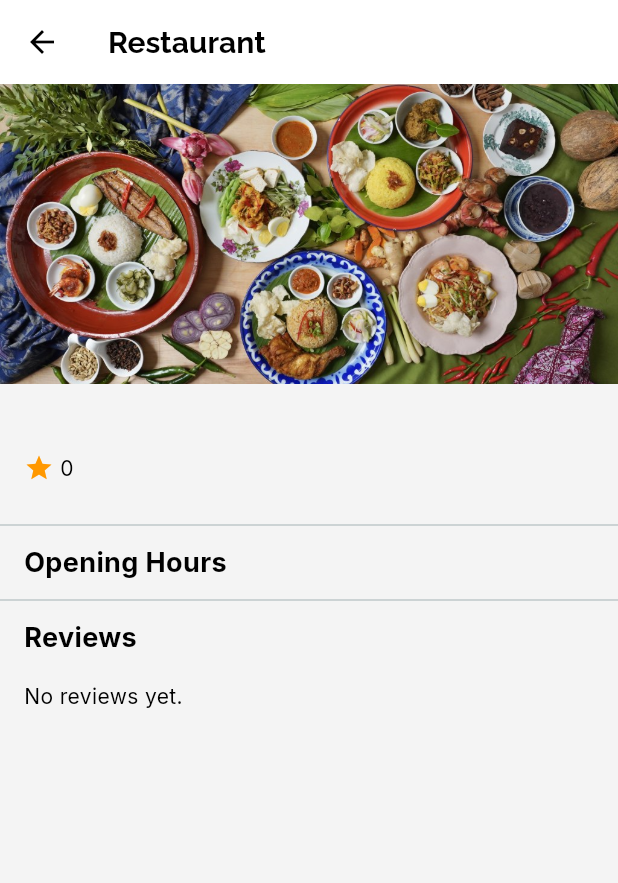
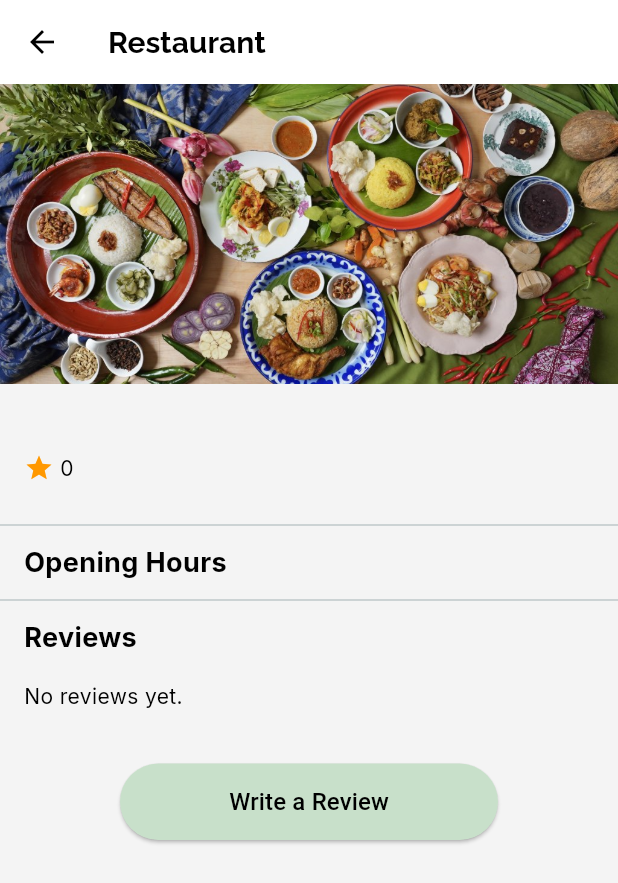
Before and after one commit to Peiyinzz/FoodiesFind, a Flutter app: the RestaurantDetailPage screen opened directly with empty values, on a phone screen of 412 x 824 dp. Shown: the top 883 px of the screen. Run offline on Flutter 3.47's test engine with Material 3 defaults, Android fonts, the light colour scheme and no system bars; our stand-ins replace animated_text_kit, cloud_firestore, firebase_auth, firebase_core, firebase_storage, google_fonts and 3 more; accounts and stored records are empty; network calls fail.

Commit message:
Added review button, modify images path and debug image_picker

```diff
--- a/foodiesfind_final/lib/screens/restaurant_detail.dart
+++ b/foodiesfind_final/lib/screens/restaurant_detail.dart
@@ -2,7 +2,7 @@ import 'package:flutter/material.dart';
 import 'package:cloud_firestore/cloud_firestore.dart';
 
 class RestaurantDetailPage extends StatelessWidget {
-  final String restaurantId; // Firestore doc ID (placeId)
+  final String restaurantId;
   const RestaurantDetailPage({Key? key, required this.restaurantId})
     : super(key: key);
 
@@ -16,7 +16,9 @@ class RestaurantDetailPage extends StatelessWidget {
         foregroundColor: Colors.black,
         elevation: 0,
       ),
-      body: FutureBuilder<DocumentSnapshot>(
+      body: Stack(
+        children: [
+          FutureBuilder<DocumentSnapshot>(
             future:
                 FirebaseFirestore.instance
                     .collection('restaurants')
@@ -37,10 +39,7 @@ class RestaurantDetailPage extends StatelessWidget {
                 return const Center(child: Text('Restaurant not found.'));
               }
 
-          // Convert doc to a Map
               final data = doc.data() as Map<String, dynamic>;
-
-          // Extract fields
               final name = data['name'] ?? 'Unnamed';
               final rating = data['rating']?.toString() ?? '-';
               final address = data['address'] ?? '';
@@ -48,12 +47,15 @@ class RestaurantDetailPage extends StatelessWidget {
               final openingHours = data['openingHours'] as List<dynamic>? ?? [];
               final types = data['types'] as List<dynamic>? ?? [];
 
-          return SingleChildScrollView(
+              return Padding(
+                padding: const EdgeInsets.only(
+                  bottom: 70,
+                ), // Leave space for button
+                child: SingleChildScrollView(
                   padding: const EdgeInsets.only(bottom: 16),
                   child: Column(
                     crossAxisAlignment: CrossAxisAlignment.start,
                     children: [
-                // Placeholder image at the top
                       Image.asset(
                         'assets/images/Mews-cafe-food-pic-2020.jpg',
                         width: double.infinity,
@@ -61,8 +63,6 @@ class RestaurantDetailPage extends StatelessWidget {
                         fit: BoxFit.cover,
                       ),
                       const SizedBox(height: 8),
-
-                // Restaurant name
                       Padding(
                         padding: const EdgeInsets.symmetric(horizontal: 16),
                         child: Text(
@@ -74,36 +74,32 @@ class RestaurantDetailPage extends StatelessWidget {
                         ),
                       ),
                       const SizedBox(height: 4),
-
-                // Rating
                       Padding(
                         padding: const EdgeInsets.symmetric(horizontal: 16),
                         child: Row(
                           children: [
-                      const Icon(Icons.star, color: Colors.orange, size: 20),
+                            const Icon(
+                              Icons.star,
+                              color: Colors.orange,
+                              size: 20,
+                            ),
                             const SizedBox(width: 4),
                             Text(rating),
                           ],
                         ),
                       ),
                       const SizedBox(height: 8),
-
-                // Address
                       if (address.isNotEmpty)
                         Padding(
                           padding: const EdgeInsets.symmetric(horizontal: 16),
                           child: Text(address),
                         ),
                       const SizedBox(height: 8),
-
-                // Phone
                       if (phone.isNotEmpty)
                         Padding(
                           padding: const EdgeInsets.symmetric(horizontal: 16),
                           child: Text('Phone: $phone'),
                         ),
-
-                // Types
                       if (types.isNotEmpty)
                         Padding(
                           padding: const EdgeInsets.symmetric(
@@ -112,15 +108,15 @@ class RestaurantDetailPage extends StatelessWidget {
                           ),
                           child: Text('Types: ${types.join(', ')}'),
                         ),
-
                       const Divider(height: 24),
-
-                // Opening Hours
-                Padding(
-                  padding: const EdgeInsets.symmetric(horizontal: 16),
-                  child: const Text(
+                      const Padding(
+                        padding: EdgeInsets.symmetric(horizontal: 16),
+                        child: Text(
                           'Opening Hours',
-                    style: TextStyle(fontSize: 18, fontWeight: FontWeight.bold),
+                          style: TextStyle(
+                            fontSize: 18,
+                            fontWeight: FontWeight.bold,
+                          ),
                         ),
                       ),
                       for (final dayLine in openingHours) ...[
@@ -132,28 +128,60 @@ class RestaurantDetailPage extends StatelessWidget {
                           child: Text(dayLine.toString()),
                         ),
                       ],
-
                       const Divider(height: 24),
-
-                // Reviews section
-                Padding(
-                  padding: const EdgeInsets.symmetric(horizontal: 16),
-                  child: const Text(
+                      const Padding(
+                        padding: EdgeInsets.symmetric(horizontal: 16),
+                        child: Text(
                           'Reviews',
-                    style: TextStyle(fontSize: 18, fontWeight: FontWeight.bold),
+                          style: TextStyle(
+                            fontSize: 18,
+                            fontWeight: FontWeight.bold,
+                          ),
                         ),
                       ),
                       ReviewsList(restaurantId: restaurantId),
                     ],
                   ),
+                ),
               );
             },
+          ),
+
+          // Fixed Button
+          Positioned(
+            left: 80,
+            right: 80,
+            bottom: 16,
+            child: ElevatedButton(
+              onPressed: () {
+                Navigator.pushNamed(
+                  context,
+                  '/reviewform',
+                  arguments: {'restaurantId': restaurantId},
+                );
+              },
+              style: ElevatedButton.styleFrom(
+                backgroundColor: Color(0xFFC8E0CA),
+                padding: const EdgeInsets.symmetric(
+                  horizontal: 26,
+                  vertical: 14,
+                ),
+                shape: RoundedRectangleBorder(
+                  borderRadius: BorderRadius.circular(60),
+                ),
+              ),
+              child: const Text(
+                'Write a Review',
+                style: TextStyle(fontSize: 16, color: Colors.black),
+              ),
+            ),
+          ),
+        ],
       ),
     );
   }
 }
 
-// Separate widget for the reviews subcollection
 class ReviewsList extends StatelessWidget {
   final String restaurantId;
   const ReviewsList({Key? key, required this.restaurantId}) : super(key: key);
@@ -191,7 +219,6 @@ class ReviewsList extends StatelessWidget {
         }
 
         return ListView.builder(
-          // Important: shrinkWrap + no scroll physics to embed in SingleChildScrollView
           shrinkWrap: true,
           physics: const NeverScrollableScrollPhysics(),
           itemCount: docs.length,
--- a/foodiesfind_final/lib/screens/sign_in.dart
+++ b/foodiesfind_final/lib/screens/sign_in.dart
@@ -56,8 +56,8 @@ class _SignInPageState extends State<SignInPage> {
           child: Column(
             children: [
               Center(
-                child: Image.asset(
-                  'assets/images/foodiesfind_plainlogo.png',
+                child: Image.network(
+                  'https://firebasestorage.googleapis.com/v0/b/foodiesfind-21552.firebasestorage.app/o/Logo%2Ffoodiesfind_plainlogo.png?alt=media&token=d8c5030f-0802-42e3-84c4-61da0a1a7fc4',
                   width: 160,
                   height: 120,
                   fit: BoxFit.cover,
--- a/foodiesfind_final/lib/screens/sign_up.dart
+++ b/foodiesfind_final/lib/screens/sign_up.dart
@@ -98,8 +98,8 @@ class _SignUpPageState extends State<SignUpPage> {
             children: [
               // App logo (centered)
               Center(
-                child: Image.asset(
-                  'assets/images/foodiesfind_plainlogo.png',
+                child: Image.network(
+                  'https://firebasestorage.googleapis.com/v0/b/foodiesfind-21552.firebasestorage.app/o/Logo%2Ffoodiesfind_plainlogo.png?alt=media&token=d8c5030f-0802-42e3-84c4-61da0a1a7fc4',
                   width: 160,
                   height: 120,
                   fit: BoxFit.cover,
```
Also changed, not shown: foodiesfind_final/lib/screens/review_form.dart (added), 4 other files. Lines whose indentation alone changed are shown as unchanged.
